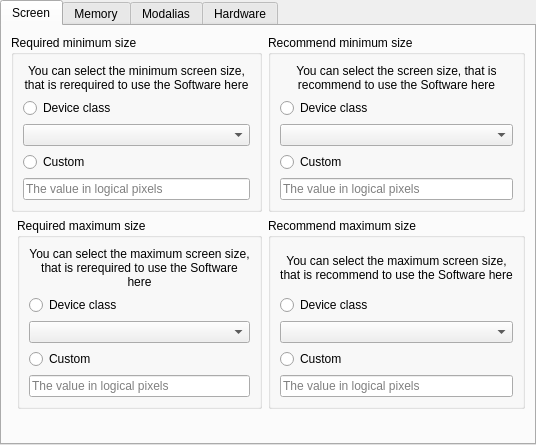
JakobDev/jdAppStreamEdit, file jdAppdataEdit/RelationsWidget.ui: the form before one commit.
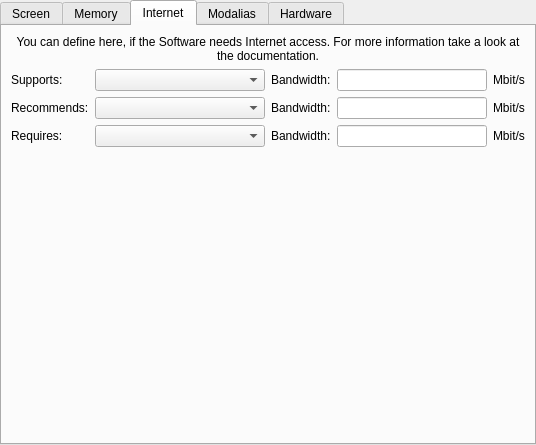
The form after the commit. The open tabs and pages were chosen to show the change.

```diff
--- a/jdAppdataEdit/RelationsWidget.ui
+++ b/jdAppdataEdit/RelationsWidget.ui
@@ -319,6 +319,208 @@
        </item>
       </layout>
      </widget>
+     <widget class="QWidget" name="tab_5">
+      <attribute name="title">
+       <string>Internet</string>
+      </attribute>
+      <layout class="QVBoxLayout" name="verticalLayout_9">
+       <item>
+        <widget class="QLabel" name="label_12">
+         <property name="text">
+          <string>You can define here, if the Software needs Internet access. For more information take a look at the documentation.</string>
+         </property>
+         <property name="alignment">
+          <set>Qt::AlignCenter</set>
+         </property>
+         <property name="wordWrap">
+          <bool>true</bool>
+         </property>
+        </widget>
+       </item>
+       <item>
+        <layout class="QGridLayout" name="gridLayout_3">
+         <property name="sizeConstraint">
+          <enum>QLayout::SetNoConstraint</enum>
+         </property>
+         <item row="1" column="1">
+          <widget class="QComboBox" name="box_internet_recommends"/>
+         </item>
+         <item row="0" column="0">
+          <widget class="QLabel" name="label_13">
+           <property name="sizePolicy">
+            <sizepolicy hsizetype="Fixed" vsizetype="Preferred">
+             <horstretch>0</horstretch>
+             <verstretch>0</verstretch>
+            </sizepolicy>
+           </property>
+           <property name="text">
+            <string>Supports:</string>
+           </property>
+          </widget>
+         </item>
+         <item row="0" column="1">
+          <widget class="QComboBox" name="box_internet_supports"/>
+         </item>
+         <item row="2" column="1">
+          <widget class="QComboBox" name="box_internet_requires"/>
+         </item>
+         <item row="2" column="0">
+          <widget class="QLabel" name="label_15">
+           <property name="sizePolicy">
+            <sizepolicy hsizetype="Fixed" vsizetype="Preferred">
+             <horstretch>0</horstretch>
+             <verstretch>0</verstretch>
+            </sizepolicy>
+           </property>
+           <property name="text">
+            <string>Requires:</string>
+           </property>
+          </widget>
+         </item>
+         <item row="1" column="2">
+          <widget class="QLabel" name="label_internet_bandwidth_recommends">
+           <property name="sizePolicy">
+            <sizepolicy hsizetype="Fixed" vsizetype="Preferred">
+             <horstretch>0</horstretch>
+             <verstretch>0</verstretch>
+            </sizepolicy>
+           </property>
+           <property name="text">
+            <string>Bandwidth:</string>
+           </property>
+          </widget>
+         </item>
+         <item row="1" column="0">
+          <widget class="QLabel" name="label_14">
+           <property name="sizePolicy">
+            <sizepolicy hsizetype="Fixed" vsizetype="Preferred">
+             <horstretch>0</horstretch>
+             <verstretch>0</verstretch>
+            </sizepolicy>
+           </property>
+           <property name="text">
+            <string>Recommends:</string>
+           </property>
+          </widget>
+         </item>
+         <item row="1" column="3">
+          <widget class="QLineEdit" name="edit_internet_bandwidth_recommends">
+           <property name="maximumSize">
+            <size>
+             <width>150</width>
+             <height>16777215</height>
+            </size>
+           </property>
+          </widget>
+         </item>
+         <item row="1" column="4">
+          <widget class="QLabel" name="label_internet_mbit_recommends">
+           <property name="sizePolicy">
+            <sizepolicy hsizetype="Fixed" vsizetype="Preferred">
+             <horstretch>0</horstretch>
+             <verstretch>0</verstretch>
+            </sizepolicy>
+           </property>
+           <property name="text">
+            <string>Mbit/s</string>
+           </property>
+           <property name="scaledContents">
+            <bool>false</bool>
+           </property>
+          </widget>
+         </item>
+         <item row="2" column="2">
+          <widget class="QLabel" name="label_internet_bandwidth_requires">
+           <property name="sizePolicy">
+            <sizepolicy hsizetype="Fixed" vsizetype="Preferred">
+             <horstretch>0</horstretch>
+             <verstretch>0</verstretch>
+            </sizepolicy>
+           </property>
+           <property name="text">
+            <string>Bandwidth:</string>
+           </property>
+          </widget>
+         </item>
+         <item row="2" column="3">
+          <widget class="QLineEdit" name="edit_internet_bandwidth_requires">
+           <property name="maximumSize">
+            <size>
+             <width>150</width>
+             <height>16777215</height>
+            </size>
+           </property>
+          </widget>
+         </item>
+         <item row="2" column="4">
+          <widget class="QLabel" name="label_internet_mbit_requires">
+           <property name="sizePolicy">
+            <sizepolicy hsizetype="Fixed" vsizetype="Preferred">
+             <horstretch>0</horstretch>
+             <verstretch>0</verstretch>
+            </sizepolicy>
+           </property>
+           <property name="text">
+            <string>Mbit/s</string>
+           </property>
+           <property name="scaledContents">
+            <bool>false</bool>
+           </property>
+          </widget>
+         </item>
+         <item row="0" column="2">
+          <widget class="QLabel" name="label_internet_bandwidth_supports">
+           <property name="sizePolicy">
+            <sizepolicy hsizetype="Fixed" vsizetype="Preferred">
+             <horstretch>0</horstretch>
+             <verstretch>0</verstretch>
+            </sizepolicy>
+           </property>
+           <property name="text">
+            <string>Bandwidth:</string>
+           </property>
+          </widget>
+         </item>
+         <item row="0" column="4">
+          <widget class="QLabel" name="label_internet_mbit_supports">
+           <property name="sizePolicy">
+            <sizepolicy hsizetype="Fixed" vsizetype="Preferred">
+             <horstretch>0</horstretch>
+             <verstretch>0</verstretch>
+            </sizepolicy>
+           </property>
+           <property name="text">
+            <string>Mbit/s</string>
+           </property>
+          </widget>
+         </item>
+         <item row="0" column="3">
+          <widget class="QLineEdit" name="edit_internet_bandwidth_supports">
+           <property name="maximumSize">
+            <size>
+             <width>150</width>
+             <height>16777215</height>
+            </size>
+           </property>
+          </widget>
+         </item>
+        </layout>
+       </item>
+       <item>
+        <spacer name="verticalSpacer_4">
+         <property name="orientation">
+          <enum>Qt::Vertical</enum>
+         </property>
+         <property name="sizeHint" stdset="0">
+          <size>
+           <width>20</width>
+           <height>40</height>
+          </size>
+         </property>
+        </spacer>
+       </item>
+      </layout>
+     </widget>
      <widget class="QWidget" name="tab_4">
       <attribute name="title">
        <string>Modalias</string>
```
Left out of the diff: 4 changed lines with no effect on the pictures.
